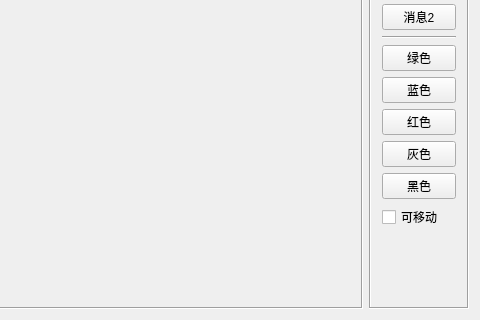
The window that devicebutton/frmdevicebutton.ui (feiyangqingyun/QWidgetDemo) describes before a commit, drawn with Qt 5; both pictures show x 320 to 800 and y 180 to 500 of the 800 by 500 pixel window.
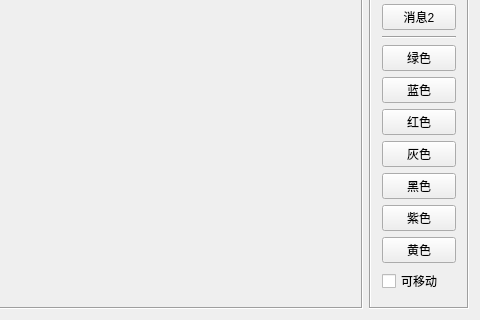
The same window after the commit.

The edit to the form file:
```diff
--- a/devicebutton/frmdevicebutton.ui
+++ b/devicebutton/frmdevicebutton.ui
@@ -129,6 +129,20 @@
         </property>
        </widget>
       </item>
+      <item>
+       <widget class="QPushButton" name="btnPurple">
+        <property name="text">
+         <string>紫色</string>
+        </property>
+       </widget>
+      </item>
+      <item>
+       <widget class="QPushButton" name="btnYellow">
+        <property name="text">
+         <string>黄色</string>
+        </property>
+       </widget>
+      </item>
       <item>
        <widget class="QCheckBox" name="ckCanMove">
         <property name="text">
```
